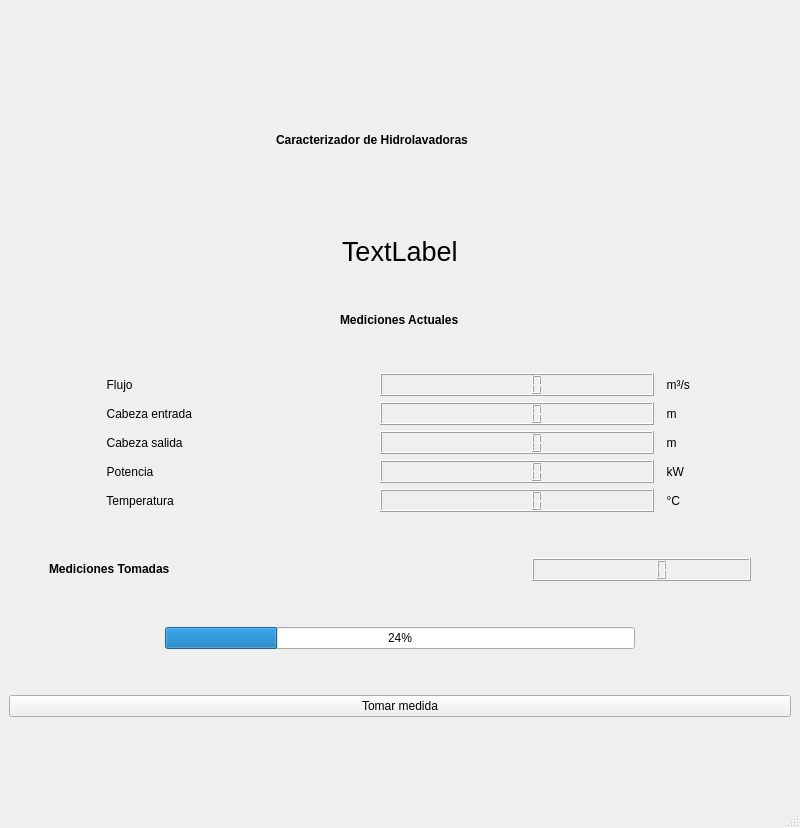
Qt form generate_report_Py/Measurements_screen.ui (ossuareza/DAQ-HidrolavadorasMAR) before a commit.
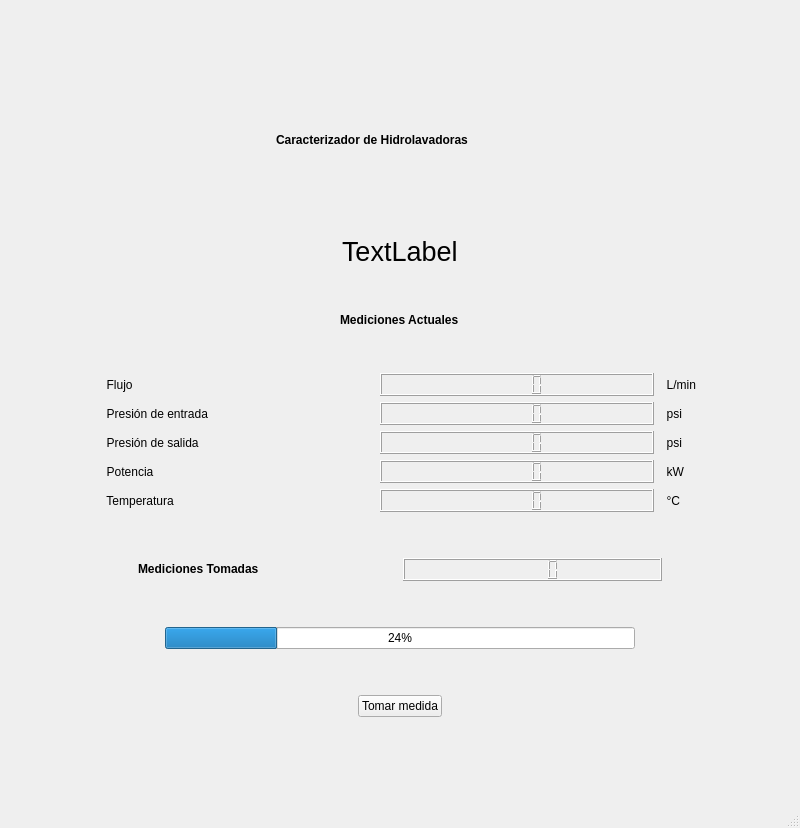
The same form after that commit. Icons and pictures are not drawn.

What changed in the file:
```diff
--- a/generate_report_Py/Measurements_screen.ui
+++ b/generate_report_Py/Measurements_screen.ui
@@ -201,7 +201,7 @@
         <item row="0" column="3">
          <widget class="QLabel" name="label_8">
           <property name="text">
-           <string>  m³/s  </string>
+           <string>  L/min</string>
           </property>
          </widget>
         </item>
@@ -211,7 +211,7 @@
         <item row="1" column="3">
          <widget class="QLabel" name="label_9">
           <property name="text">
-           <string>  m  </string>
+           <string>  psi</string>
           </property>
          </widget>
         </item>
@@ -227,7 +227,7 @@
         <item row="2" column="3">
          <widget class="QLabel" name="label_14">
           <property name="text">
-           <string>  m  </string>
+           <string>  psi  </string>
           </property>
          </widget>
         </item>
@@ -247,7 +247,7 @@
         <item row="1" column="1">
          <widget class="QLabel" name="label_2">
           <property name="text">
-           <string>  Cabeza entrada</string>
+           <string>  Presión de entrada</string>
           </property>
          </widget>
         </item>
@@ -271,7 +271,7 @@
         <item row="2" column="1">
          <widget class="QLabel" name="label_12">
           <property name="text">
-           <string>  Cabeza salida</string>
+           <string>  Presión de salida</string>
           </property>
          </widget>
         </item>
@@ -325,7 +325,7 @@
        </spacer>
       </item>
       <item>
-       <layout class="QHBoxLayout" name="horizontalLayout_5" stretch="0,2,0,1,0">
+       <layout class="QHBoxLayout" name="horizontalLayout_5" stretch="1,2,2,1">
         <item>
          <spacer name="horizontalSpacer_6">
           <property name="orientation">
@@ -361,19 +361,6 @@
           </property>
          </widget>
         </item>
-        <item>
-         <spacer name="horizontalSpacer_7">
-          <property name="orientation">
-           <enum>Qt::Horizontal</enum>
-          </property>
-          <property name="sizeHint" stdset="0">
-           <size>
-            <width>40</width>
-            <height>20</height>
-           </size>
-          </property>
-         </spacer>
-        </item>
         <item>
          <widget class="QLCDNumber" name="lcdNumber_5"/>
         </item>
@@ -455,8 +442,14 @@
         </property>
        </spacer>
       </item>
-      <item>
+      <item alignment="Qt::AlignHCenter">
        <widget class="QPushButton" name="pushButton">
+        <property name="sizePolicy">
+         <sizepolicy hsizetype="Expanding" vsizetype="Fixed">
+          <horstretch>0</horstretch>
+          <verstretch>0</verstretch>
+         </sizepolicy>
+        </property>
         <property name="text">
          <string>Tomar medida</string>
         </property>
```
